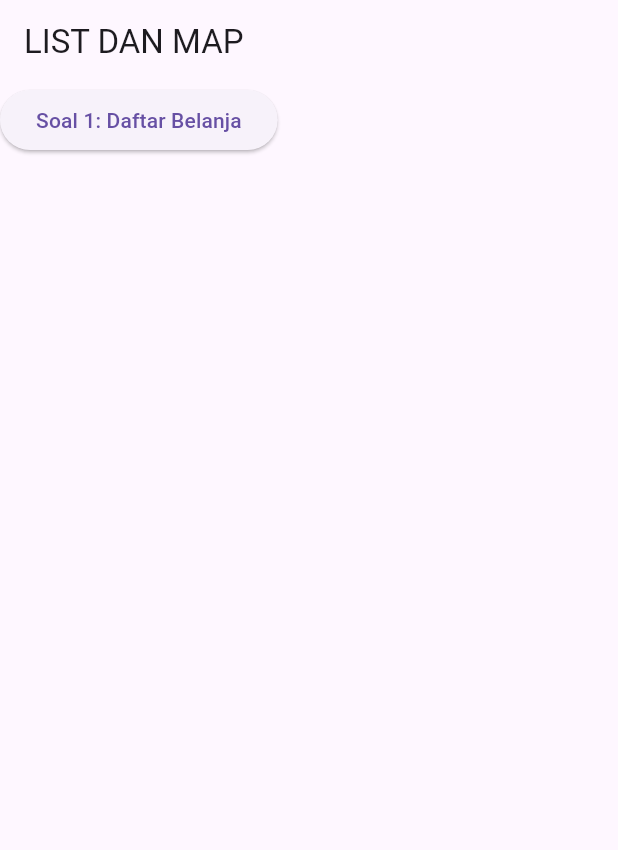
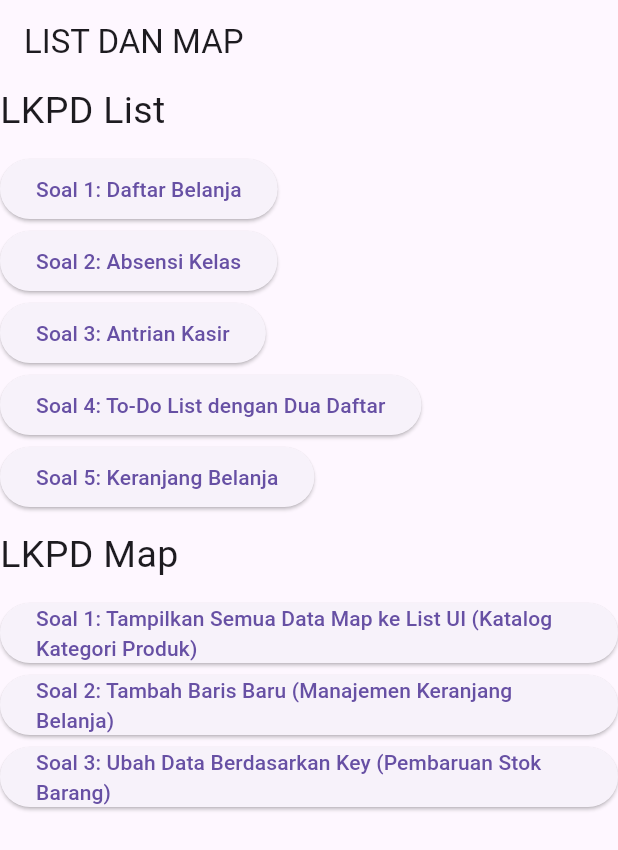
Before and after one commit to Redjri/Tugas-Bombayah, a Flutter app: the screen it shows after launch, on a phone screen of 412 x 824 dp. Shown: the top 850 px of the screen. Run offline on Flutter 3.47's test engine with Material 3 defaults, Android fonts, the phone set to English and light mode, and no system bars; our stand-ins replace get; missing offline and left inert: dart:ffi.

Commit message:
baru nyampe soal 3 :sob:

```diff
--- a/lkpdlist/lib/belanja.dart
+++ b/lkpdlist/lib/belanja.dart
@@ -1,6 +1,5 @@
 import 'package:flutter/material.dart';
 import 'package:get/get.dart';
-import 'package:get/get_connect/http/src/utils/utils.dart';
 import 'package:lkpdlist/Controller.dart';
 
 class belanja extends StatelessWidget {
--- a/lkpdlist/lib/main.dart
+++ b/lkpdlist/lib/main.dart
@@ -1,7 +1,14 @@
 import 'package:flutter/material.dart';
 import 'package:get/get.dart';
+import 'package:lkpdlist/Soal3.dart';
+import 'package:lkpdlist/Soal1.dart';
+import 'package:lkpdlist/Soal2.dart';
+import 'package:lkpdlist/absen.dart';
 import 'package:lkpdlist/belanja.dart';
+import 'package:lkpdlist/belanjaonline.dart';
+import 'package:lkpdlist/kasir.dart';
 import 'package:lkpdlist/menu.dart';
+import 'package:lkpdlist/tugasharian.dart';
 
 void main() {
   runApp(const MyApp());
@@ -23,6 +30,34 @@ class MyApp extends StatelessWidget {
             name: '/belanja',
             page: () => belanja()
         ),
+        GetPage(
+            name: '/absensi',
+            page: () => absen()
+        ),
+        GetPage(
+            name: '/kasir',
+            page: () => AntrianKasir()
+        ),
+        GetPage(
+            name: '/todolist',
+            page: () => todolist()
+        ),
+        GetPage(
+            name: '/belanjaon',
+            page: () => belanjonline()
+        ),
+        GetPage(
+            name: '/soal1',
+            page: () => vimap()
+        ),
+        GetPage(
+            name: '/soal2',
+            page: () => manakeja()
+        ),
+        GetPage(
+            name: '/soal3',
+            page: () => datke()
+        )
       ],
     );
   }
--- a/lkpdlist/lib/menu.dart
+++ b/lkpdlist/lib/menu.dart
@@ -1,5 +1,6 @@
 import 'package:flutter/material.dart';
 import 'package:get/get.dart';
+import 'package:get/get_connect/http/src/utils/utils.dart';
 
 class menu extends StatelessWidget {
   const menu({super.key});
@@ -10,16 +11,75 @@ class menu extends StatelessWidget {
       appBar: AppBar(
         title: Text('LIST DAN MAP'),
       ),
-      body: Column(
+      body: SingleChildScrollView(
+        child: Column(
+          crossAxisAlignment: CrossAxisAlignment.start,
           children: [
+            Text(
+                'LKPD List',
+              style: TextStyle(
+                fontSize: 25
+              ),
+            ),
+            SizedBox(height: 10),
             ElevatedButton(
                 onPressed: () {
                   Get.toNamed('/belanja');
                 },
                 child: Text('Soal 1: Daftar Belanja')
             ),
-
+            ElevatedButton(
+                onPressed: () {
+                  Get.toNamed('/absensi');
+                },
+                child: Text('Soal 2: Absensi Kelas')
+            ),
+            ElevatedButton(
+                onPressed: () {
+                  Get.toNamed('/kasir');
+                },
+                child: Text('Soal 3: Antrian Kasir')
+            ),
+            ElevatedButton(
+                onPressed: () {
+                  Get.toNamed('/todolist');
+                },
+                child: Text('Soal 4: To-Do List dengan Dua Daftar')
+            ),
+            ElevatedButton(
+                onPressed: () {
+                  Get.toNamed('/belanjaon');
+                },
+                child: Text('Soal 5: Keranjang Belanja')
+            ),
+            SizedBox(height: 10),
+            Text(
+              'LKPD Map',
+              style: TextStyle(
+                  fontSize: 25
+              ),
+            ),
+            SizedBox(height: 10),
+            ElevatedButton(
+                onPressed: () {
+                  Get.toNamed('/soal1');
+                },
+                child: Text('Soal 1: Tampilkan Semua Data Map ke List UI (Katalog Kategori Produk)')
+            ),
+            ElevatedButton(
+                onPressed: () {
+                  Get.toNamed('/soal2');
+                },
+                child: Text('Soal 2: Tambah Baris Baru (Manajemen Keranjang Belanja)')
+            ),
+            ElevatedButton(
+                onPressed: () {
+                  Get.toNamed('/soal3');
+                },
+                child: Text('Soal 3: Ubah Data Berdasarkan Key (Pembaruan Stok Barang)')
+            ),
           ],
+        ),
       ),
     );
   }
```
Also changed, not shown: lkpdlist/lib/Controller.dart (+115 -3 lines), lkpdlist/lib/ControllerMap.dart (added, +23 -0 lines), lkpdlist/lib/Soal1.dart (added, +32 -0 lines), lkpdlist/lib/Soal2.dart (added, +50 -0 lines), lkpdlist/lib/Soal3.dart (added, +19 -0 lines), lkpdlist/lib/absen.dart (added, +48 -0 lines), lkpdlist/lib/belanjaonline.dart (added, +72 -0 lines), lkpdlist/lib/kasir.dart (added, +51 -0 lines), lkpdlist/lib/tugasharian.dart (added, +77 -0 lines). Lines whose indentation alone changed are shown as unchanged.
